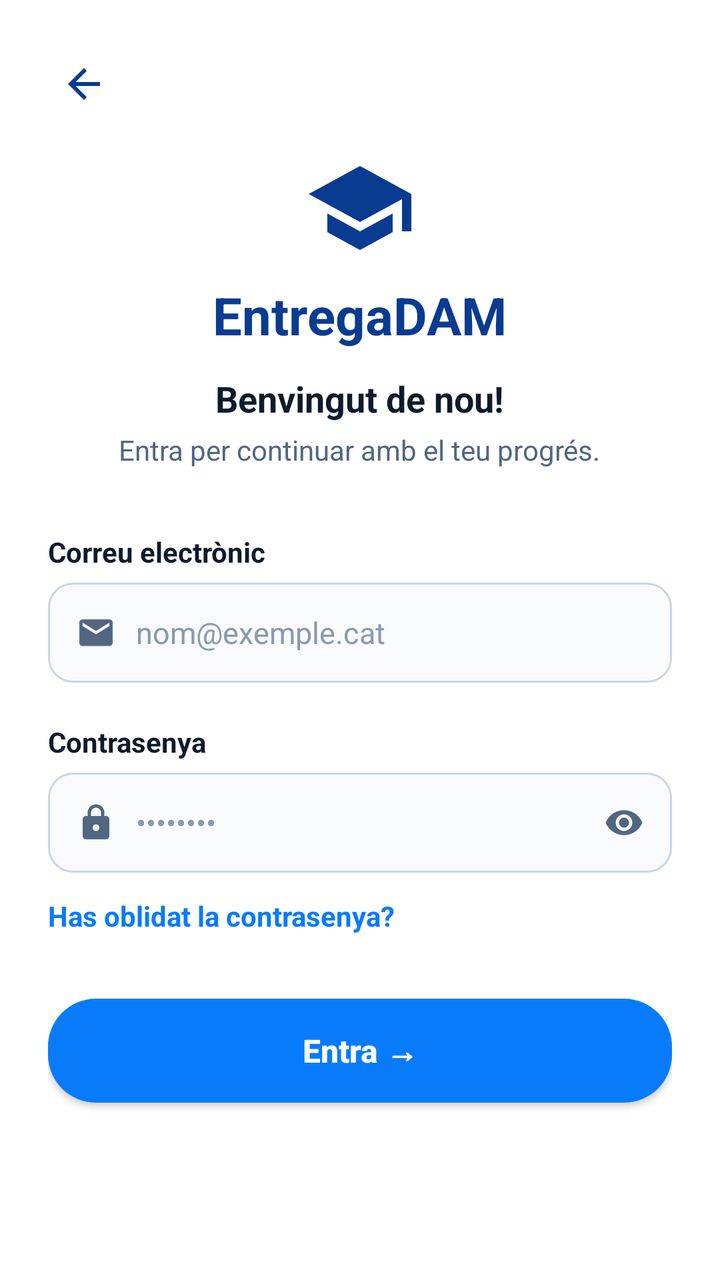
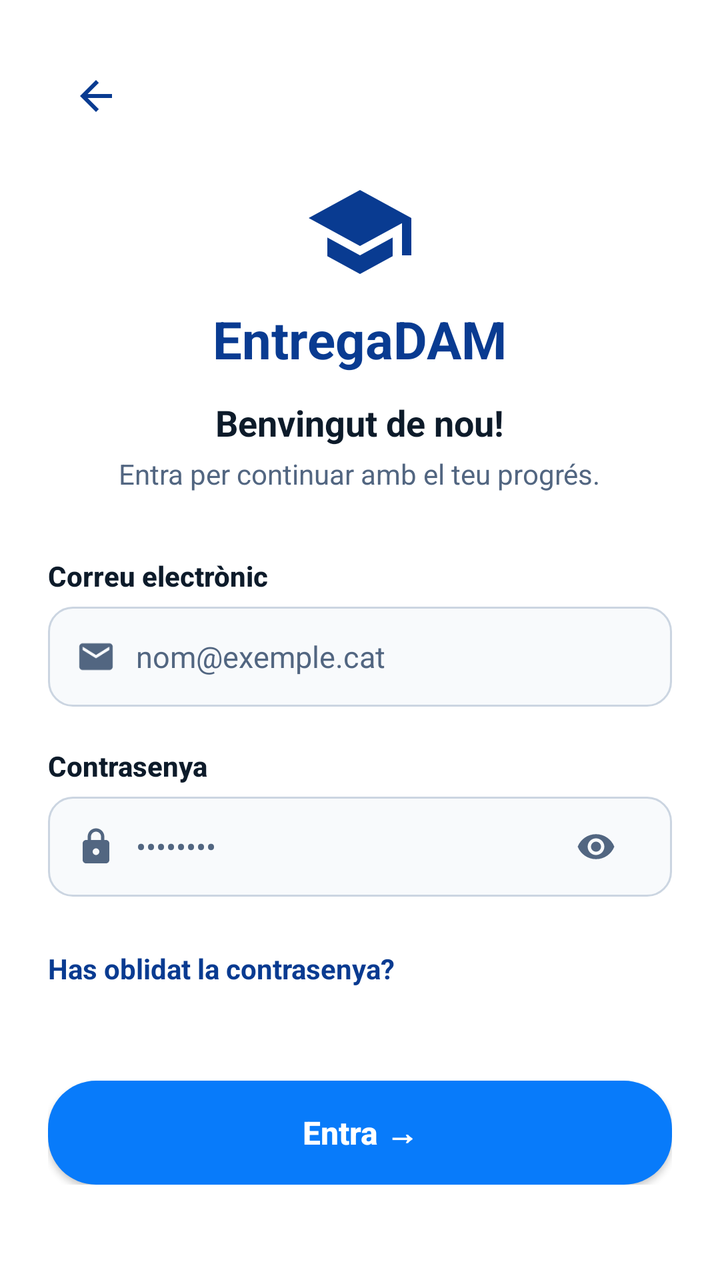

An Android layout rendered at two revisions. The XML below is the earlier revision; the diff shows what the commit changed to produce the second picture.
<!-- AndroidManifest.xml: application theme Theme.Stutager -->
<!-- res/layout/activity_login.xml -->
<?xml version="1.0" encoding="utf-8"?>
<ScrollView xmlns:android="http://schemas.android.com/apk/res/android"
    xmlns:app="http://schemas.android.com/apk/res-auto"
    xmlns:tools="http://schemas.android.com/tools"
    android:layout_width="match_parent"
    android:layout_height="match_parent"
    android:fillViewport="true"
    android:background="@color/white_background"
    tools:context=".LoginActivity">

    <LinearLayout
        android:layout_width="match_parent"
        android:layout_height="wrap_content"
        android:orientation="vertical"
        android:padding="24dp">

        
        <ImageView
            android:id="@+id/btnBack"
            android:layout_width="36dp"
            android:layout_height="36dp"
            android:padding="6dp"
            android:src="@drawable/ic_arrow_back"
            app:tint="@color/dark_blue"
            android:contentDescription="Tornar"
            android:clickable="true"
            android:focusable="true"
            android:background="?attr/selectableItemBackgroundBorderless"/>

        <LinearLayout
            android:layout_width="match_parent"
            android:layout_height="wrap_content"
            android:orientation="vertical"
            android:gravity="center_horizontal"
            android:layout_marginTop="16dp"
            android:layout_marginBottom="32dp">

            
            <ImageView
                android:layout_width="56dp"
                android:layout_height="56dp"
                android:src="@drawable/ic_graduation_cap"
                app:tint="@color/dark_blue"
                android:contentDescription="Graduation Cap"/>

            <TextView
                android:layout_width="wrap_content"
                android:layout_height="wrap_content"
                android:text="@string/app_name"
                android:textSize="26sp"
                android:textStyle="bold"
                android:textColor="@color/dark_blue"
                android:layout_marginTop="8dp"/>

            <TextView
                android:layout_width="wrap_content"
                android:layout_height="wrap_content"
                android:text="@string/login_welcome"
                android:textSize="18sp"
                android:textStyle="bold"
                android:textColor="@color/text_dark"
                android:layout_marginTop="12dp"/>

            <TextView
                android:layout_width="wrap_content"
                android:layout_height="wrap_content"
                android:text="@string/login_subtitle"
                android:textSize="14sp"
                android:textColor="@color/text_gray"
                android:textAlignment="center"
                android:layout_marginTop="4dp"/>
        </LinearLayout>

        
        <TextView
            android:layout_width="wrap_content"
            android:layout_height="wrap_content"
            android:text="@string/label_email"
            android:textSize="14sp"
            android:textColor="@color/text_dark"
            android:textStyle="bold"
            android:layout_marginBottom="6dp"/>

        <LinearLayout
            android:layout_width="match_parent"
            android:layout_height="50dp"
            android:orientation="horizontal"
            android:gravity="center_vertical"
            android:background="@drawable/bg_input_field"
            android:paddingHorizontal="14dp"
            android:layout_marginBottom="20dp">

            <ImageView
                android:layout_width="20dp"
                android:layout_height="20dp"
                android:src="@drawable/ic_email"
                app:tint="@color/text_gray"
                android:contentDescription="Email icon"/>

            <EditText
                android:id="@+id/etEmail"
                android:layout_width="match_parent"
                android:layout_height="match_parent"
                android:hint="@string/hint_email"
                android:inputType="textEmailAddress"
                android:background="@null"
                android:layout_marginStart="10dp"
                android:textSize="15sp"
                android:textColor="@color/text_dark"
                android:textColorHint="@color/text_light_gray"/>
        </LinearLayout>

        
        <TextView
            android:layout_width="wrap_content"
            android:layout_height="wrap_content"
            android:text="@string/label_password"
            android:textSize="14sp"
            android:textColor="@color/text_dark"
            android:textStyle="bold"
            android:layout_marginBottom="6dp"/>

        <LinearLayout
            android:layout_width="match_parent"
            android:layout_height="50dp"
            android:orientation="horizontal"
            android:gravity="center_vertical"
            android:background="@drawable/bg_input_field"
            android:paddingHorizontal="14dp"
            android:layout_marginBottom="12dp">

            <ImageView
                android:layout_width="20dp"
                android:layout_height="20dp"
                android:src="@drawable/ic_lock"
                app:tint="@color/text_gray"
                android:contentDescription="Lock icon"/>

            <EditText
                android:id="@+id/etPassword"
                android:layout_width="0dp"
                android:layout_height="match_parent"
                android:layout_weight="1"
                android:hint="••••••••"
                android:inputType="textPassword"
                android:background="@null"
                android:layout_marginStart="10dp"
                android:textSize="15sp"
                android:textColor="@color/text_dark"
                android:textColorHint="@color/text_light_gray"/>

            <ImageView
                android:id="@+id/btnTogglePassword"
                android:layout_width="20dp"
                android:layout_height="20dp"
                android:src="@drawable/ic_eye"
                app:tint="@color/text_gray"
                android:contentDescription="Toggle password"
                android:clickable="true"
                android:focusable="true"/>
        </LinearLayout>

        
        <TextView
            android:id="@+id/tvForgotPassword"
            android:layout_width="wrap_content"
            android:layout_height="wrap_content"
            android:text="@string/forgot_password"
            android:textSize="14sp"
            android:textColor="@color/primary_blue"
            android:textStyle="bold"
            android:layout_marginBottom="32dp"/>

        
        <androidx.appcompat.widget.AppCompatButton
            android:id="@+id/btnEntra"
            android:layout_width="match_parent"
            android:layout_height="52dp"
            android:text="@string/btn_enter"
            android:textSize="16sp"
            android:textStyle="bold"
            android:textColor="@color/white_background"
            android:textAllCaps="false"
            android:background="@drawable/bg_pill_blue"/>

    </LinearLayout>
</ScrollView>
<!-- resources referenced by this layout -->
<resources>
  <color name="dark_blue">#093B91</color>
  <color name="primary_blue">#087BFA</color>
  <color name="text_dark">#0D1B2A</color>
  <color name="text_gray">#526681</color>
  <color name="text_light_gray">#8A99AD</color>
  <color name="white_background">#FFFFFF</color>
  <!-- drawable bg_input_field (drawable) -->
  <?xml version="1.0" encoding="utf-8"?>
  <shape xmlns:android="http://schemas.android.com/apk/res/android"
      android:shape="rectangle">
      <solid android:color="#F8FAFC" />
      <stroke
          android:width="1dp"
          android:color="@color/input_border" />
      <corners android:radius="12dp" />
  </shape>
  <!-- drawable bg_pill_blue (drawable) -->
  <?xml version="1.0" encoding="utf-8"?>
  <shape xmlns:android="http://schemas.android.com/apk/res/android"
      android:shape="rectangle">
      <solid android:color="@color/primary_blue" />
      <corners android:radius="24dp" />
  </shape>
  <!-- drawable ic_arrow_back (drawable) -->
  <vector xmlns:android="http://schemas.android.com/apk/res/android"
      android:width="24dp"
      android:height="24dp"
      android:viewportWidth="24"
      android:viewportHeight="24">
    <path
        android:fillColor="#093B91"
        android:pathData="M20,11H7.83l5.59,-5.59L12,4l-8,8 8,8 1.41,-1.41L7.83,13H20v-2z"/>
  </vector>
  <!-- drawable ic_email (drawable) -->
  <vector xmlns:android="http://schemas.android.com/apk/res/android"
      android:width="24dp"
      android:height="24dp"
      android:viewportWidth="24"
      android:viewportHeight="24">
    <path
        android:fillColor="#526681"
        android:pathData="M20,4H4c-1.1,0 -1.99,0.9 -1.99,2L2,18c0,1.1 0.9,2 2,2h16c1.1,0 2,-0.9 2,-2V6c0,-1.1 -0.9,-2 -2,-2zM20,8l-8,5 -8,-5V6l8,5 8,-5v2z"/>
  </vector>
  <!-- drawable ic_eye (drawable) -->
  <vector xmlns:android="http://schemas.android.com/apk/res/android"
      android:width="24dp"
      android:height="24dp"
      android:viewportWidth="24"
      android:viewportHeight="24">
    <path
        android:fillColor="#526681"
        android:pathData="M12,4.5C7,4.5 2.73,7.61 1,12c1.73,4.39 6,7.5 11,7.5s9.27,-3.11 11,-7.5c-1.73,-4.39 -6,-7.5 -11,-7.5zM12,17c-2.76,0 -5,-2.24 -5,-5s2.24,-5 5,-5 5,2.24 5,5 -2.24,5 -5,5zM12,9c-1.66,0 -3,1.34 -3,3s1.34,3 3,3 3,-1.34 3,-3 -1.34,-3 -3,-3z"/>
  </vector>
  <!-- drawable ic_graduation_cap (drawable) -->
  <vector xmlns:android="http://schemas.android.com/apk/res/android"
      android:width="48dp"
      android:height="48dp"
      android:viewportWidth="24"
      android:viewportHeight="24">
    <path
        android:fillColor="#087BFA"
        android:pathData="M5,13.18v4L12,21l7,-3.82v-4L12,17L5,13.18zM12,3L1,9l11,6 9,-4.91V17h2V9L12,3z"/>
  </vector>
  <!-- drawable ic_lock (drawable) -->
  <vector xmlns:android="http://schemas.android.com/apk/res/android"
      android:width="24dp"
      android:height="24dp"
      android:viewportWidth="24"
      android:viewportHeight="24">
    <path
        android:fillColor="#526681"
        android:pathData="M18,8h-1V6c0,-2.76 -2.24,-5 -5,-5S7,3.24 7,6v2H6c-1.1,0 -2,0.9 -2,2v10c0,1.1 0.9,2 2,2h12c1.1,0 2,-0.9 2,-2V10c0,-1.1 -0.9,-2 -2,-2zM9,6c0,-1.66 1.34,-3 3,-3s3,1.34 3,3v2H9V6zM12,17c-1.1,0 -2,-0.9 -2,-2s0.9,-2 2,-2 2,0.9 2,2 -0.9,2 -2,2z"/>
  </vector>
  <string name="app_name">EntregaDAM</string>
  <string name="btn_enter">Entra →</string>
  <string name="forgot_password">Has oblidat la contrasenya?</string>
  <string name="hint_email">nom@exemple.cat</string>
  <string name="label_email">Correu electrònic</string>
  <string name="label_password">Contrasenya</string>
  <string name="login_subtitle">Entra per continuar amb el teu progrés.</string>
  <string name="login_welcome">Benvingut de nou!</string>
  <style name="Theme.Stutager" parent="Base.Theme.Stutager" />
  <color name="input_border">#CBD5E1</color>
  <style name="Base.Theme.Stutager" parent="Theme.Material3.DayNight.NoActionBar">
          
          
      </style>
</resources>

<!-- the commit's change to res/layout/activity_login.xml (unified diff, before → after) -->
@@ -4,184 +4,208 @@
     xmlns:tools="http://schemas.android.com/tools"
     android:layout_width="match_parent"
     android:layout_height="match_parent"
+    android:background="@color/white_background"
     android:fillViewport="true"
-    android:background="@color/white_background"
+    android:fitsSystemWindows="true"
     tools:context=".LoginActivity">
 
-    <LinearLayout
+    <androidx.constraintlayout.widget.ConstraintLayout
         android:layout_width="match_parent"
         android:layout_height="wrap_content"
-        android:orientation="vertical"
         android:padding="24dp">
 
-        
-        <ImageView
-            android:id="@+id/btnBack"
-            android:layout_width="36dp"
-            android:layout_height="36dp"
-            android:padding="6dp"
-            android:src="@drawable/ic_arrow_back"
-            app:tint="@color/dark_blue"
-            android:contentDescription="Tornar"
-            android:clickable="true"
-            android:focusable="true"
-            android:background="?attr/selectableItemBackgroundBorderless"/>
-
         <LinearLayout
-            android:layout_width="match_parent"
+            android:layout_width="0dp"
             android:layout_height="wrap_content"
             android:orientation="vertical"
-            android:gravity="center_horizontal"
-            android:layout_marginTop="16dp"
-            android:layout_marginBottom="32dp">
+            app:layout_constraintEnd_toEndOf="parent"
+            app:layout_constraintStart_toStartOf="parent"
+            app:layout_constraintTop_toTopOf="parent"
+            app:layout_constraintWidth_max="480dp">
 
             
             <ImageView
-                android:layout_width="56dp"
-                android:layout_height="56dp"
-                android:src="@drawable/ic_graduation_cap"
-                app:tint="@color/dark_blue"
-                android:contentDescription="Graduation Cap"/>
-
+                android:id="@+id/btnBack"
+                android:layout_width="48dp"
+                android:layout_height="48dp"
+                android:background="?attr/selectableItemBackgroundBorderless"
+                android:clickable="true"
+                android:contentDescription="Tornar"
+                android:focusable="true"
+                android:padding="12dp"
+                android:src="@drawable/ic_arrow_back"
+                app:tint="@color/dark_blue" />
+
+            <LinearLayout
+                android:layout_width="match_parent"
+                android:layout_height="wrap_content"
+                android:layout_marginTop="16dp"
+                android:layout_marginBottom="32dp"
+                android:gravity="center_horizontal"
+                android:orientation="vertical">
+
+                
+                <ImageView
+                    android:layout_width="56dp"
+                    android:layout_height="56dp"
+                    android:contentDescription="Graduation Cap"
+                    android:src="@drawable/ic_graduation_cap"
+                    app:tint="@color/dark_blue" />
+
+                <TextView
+                    android:layout_width="wrap_content"
+                    android:layout_height="wrap_content"
+                    android:layout_marginTop="8dp"
+                    android:text="@string/app_name"
+                    android:textColor="@color/dark_blue"
+                    android:textSize="26sp"
+                    android:textStyle="bold" />
+
+                <TextView
+                    android:layout_width="wrap_content"
+                    android:layout_height="wrap_content"
+                    android:layout_marginTop="12dp"
+                    android:text="@string/login_welcome"
+                    android:textColor="@color/text_dark"
+                    android:textSize="18sp"
+                    android:textStyle="bold" />
+
+                <TextView
+                    android:layout_width="wrap_content"
+                    android:layout_height="wrap_content"
+                    android:layout_marginTop="4dp"
+                    android:text="@string/login_subtitle"
+                    android:textAlignment="center"
+                    android:textColor="@color/text_gray"
+                    android:textSize="14sp" />
+            </LinearLayout>
+
+            
             <TextView
+                android:id="@+id/labelEmail"
                 android:layout_width="wrap_content"
                 android:layout_height="wrap_content"
-                android:text="@string/app_name"
-                android:textSize="26sp"
-                android:textStyle="bold"
+                android:layout_marginBottom="6dp"
+                android:fontFamily="sans-serif-medium"
+                android:labelFor="@+id/etEmail"
+                android:text="@string/label_email"
+                android:textColor="@color/text_dark"
+                android:textSize="14sp"
+                android:textStyle="bold" />
+
+            <LinearLayout
+                android:layout_width="match_parent"
+                android:layout_height="50dp"
+                android:layout_marginBottom="20dp"
+                android:background="@drawable/bg_input_field"
+                android:gravity="center_vertical"
+                android:orientation="horizontal"
+                android:paddingHorizontal="14dp">
+
+                <ImageView
+                    android:layout_width="20dp"
+                    android:layout_height="20dp"
+                    android:contentDescription="Email icon"
+                    android:src="@drawable/ic_email"
+                    app:tint="@color/text_gray" />
+
+                <EditText
+                    android:id="@+id/etEmail"
+                    android:layout_width="match_parent"
+                    android:layout_height="match_parent"
+                    android:layout_marginStart="10dp"
+                    android:autofillHints="emailAddress"
+                    android:background="@null"
+                    android:hint="@string/hint_email"
+                    android:inputType="textEmailAddress"
+                    android:textColor="@color/text_dark"
+                    android:textColorHint="@color/text_gray"
+                    android:textSize="15sp" />
+            </LinearLayout>
+
+            
+            <TextView
+                android:id="@+id/labelPassword"
+                android:layout_width="wrap_content"
+                android:layout_height="wrap_content"
+                android:layout_marginBottom="6dp"
+                android:fontFamily="sans-serif-medium"
+                android:labelFor="@+id/etPassword"
+                android:text="@string/label_password"
+                android:textColor="@color/text_dark"
+                android:textSize="14sp"
+                android:textStyle="bold" />
+
+            <LinearLayout
+                android:layout_width="match_parent"
+                android:layout_height="50dp"
+                android:layout_marginBottom="12dp"
+                android:background="@drawable/bg_input_field"
+                android:gravity="center_vertical"
+                android:orientation="horizontal"
+                android:paddingHorizontal="14dp">
+
+                <ImageView
+                    android:layout_width="20dp"
+                    android:layout_height="20dp"
+                    android:contentDescription="Lock icon"
+                    android:src="@drawable/ic_lock"
+                    app:tint="@color/text_gray" />
+
+                <EditText
+                    android:id="@+id/etPassword"
+                    android:layout_width="0dp"
+                    android:layout_height="match_parent"
+                    android:layout_marginStart="10dp"
+                    android:layout_weight="1"
+                    android:autofillHints="password"
+                    android:background="@null"
+                    android:hint="••••••••"
+                    android:inputType="textPassword"
+                    android:textColor="@color/text_dark"
+                    android:textColorHint="@color/text_gray"
+                    android:textSize="15sp" />
+
+                <ImageView
+                    android:id="@+id/btnTogglePassword"
+                    android:layout_width="48dp"
+                    android:layout_height="48dp"
+                    android:background="?attr/selectableItemBackgroundBorderless"
+                    android:clickable="true"
+                    android:contentDescription="Toggle password"
+                    android:focusable="true"
+                    android:padding="14dp"
+                    android:src="@drawable/ic_eye"
+                    app:tint="@color/text_gray" />
+            </LinearLayout>
+
+            
+            <TextView
+                android:id="@+id/tvForgotPassword"
+                android:layout_width="wrap_content"
+                android:layout_height="wrap_content"
+                android:layout_marginBottom="32dp"
+                android:minHeight="48dp"
+                android:gravity="center_vertical"
+                android:text="@string/forgot_password"
                 android:textColor="@color/dark_blue"
-                android:layout_marginTop="8dp"/>
-
-            <TextView
-                android:layout_width="wrap_content"
-                android:layout_height="wrap_content"
-                android:text="@string/login_welcome"
-                android:textSize="18sp"
-                android:textStyle="bold"
-                android:textColor="@color/text_dark"
-                android:layout_marginTop="12dp"/>
-
-            <TextView
-                android:layout_width="wrap_content"
-                android:layout_height="wrap_content"
-                android:text="@string/login_subtitle"
                 android:textSize="14sp"
-                android:textColor="@color/text_gray"
-                android:textAlignment="center"
-                android:layout_marginTop="4dp"/>
+                android:textStyle="bold" />
+
+            
+            <androidx.appcompat.widget.AppCompatButton
+                android:id="@+id/btnEntra"
+                android:layout_width="match_parent"
+                android:layout_height="52dp"
+                android:layout_gravity="center_horizontal"
+                android:background="@drawable/bg_pill_blue"
+                android:maxWidth="360dp"
+                android:textAllCaps="false"
+                android:text="@string/btn_enter"
+                android:textColor="@color/white_background"
+                android:textSize="16sp"
+                android:textStyle="bold" />
+
         </LinearLayout>
-
-        
-        <TextView
-            android:layout_width="wrap_content"
-            android:layout_height="wrap_content"
-            android:text="@string/label_email"
-            android:textSize="14sp"
-            android:textColor="@color/text_dark"
-            android:textStyle="bold"
-            android:layout_marginBottom="6dp"/>
-
-        <LinearLayout
-            android:layout_width="match_parent"
-            android:layout_height="50dp"
-            android:orientation="horizontal"
-            android:gravity="center_vertical"
-            android:background="@drawable/bg_input_field"
-            android:paddingHorizontal="14dp"
-            android:layout_marginBottom="20dp">
-
-            <ImageView
-                android:layout_width="20dp"
-                android:layout_height="20dp"
-                android:src="@drawable/ic_email"
-                app:tint="@color/text_gray"
-                android:contentDescription="Email icon"/>
-
-            <EditText
-                android:id="@+id/etEmail"
-                android:layout_width="match_parent"
-                android:layout_height="match_parent"
-                android:hint="@string/hint_email"
-                android:inputType="textEmailAddress"
-                android:background="@null"
-                android:layout_marginStart="10dp"
-                android:textSize="15sp"
-                android:textColor="@color/text_dark"
-                android:textColorHint="@color/text_light_gray"/>
-        </LinearLayout>
-
-        
-        <TextView
-            android:layout_width="wrap_content"
-            android:layout_height="wrap_content"
-            android:text="@string/label_password"
-            android:textSize="14sp"
-            android:textColor="@color/text_dark"
-            android:textStyle="bold"
-            android:layout_marginBottom="6dp"/>
-
-        <LinearLayout
-            android:layout_width="match_parent"
-            android:layout_height="50dp"
-            android:orientation="horizontal"
-            android:gravity="center_vertical"
-            android:background="@drawable/bg_input_field"
-            android:paddingHorizontal="14dp"
-            android:layout_marginBottom="12dp">
-
-            <ImageView
-                android:layout_width="20dp"
-                android:layout_height="20dp"
-                android:src="@drawable/ic_lock"
-                app:tint="@color/text_gray"
-                android:contentDescription="Lock icon"/>
-
-            <EditText
-                android:id="@+id/etPassword"
-                android:layout_width="0dp"
-                android:layout_height="match_parent"
-                android:layout_weight="1"
-                android:hint="••••••••"
-                android:inputType="textPassword"
-                android:background="@null"
-                android:layout_marginStart="10dp"
-                android:textSize="15sp"
-                android:textColor="@color/text_dark"
-                android:textColorHint="@color/text_light_gray"/>
-
-            <ImageView
-                android:id="@+id/btnTogglePassword"
-                android:layout_width="20dp"
-                android:layout_height="20dp"
-                android:src="@drawable/ic_eye"
-                app:tint="@color/text_gray"
-                android:contentDescription="Toggle password"
-                android:clickable="true"
-                android:focusable="true"/>
-        </LinearLayout>
-
-        
-        <TextView
-            android:id="@+id/tvForgotPassword"
-            android:layout_width="wrap_content"
-            android:layout_height="wrap_content"
-            android:text="@string/forgot_password"
-            android:textSize="14sp"
-            android:textColor="@color/primary_blue"
-            android:textStyle="bold"
-            android:layout_marginBottom="32dp"/>
-
-        
-        <androidx.appcompat.widget.AppCompatButton
-            android:id="@+id/btnEntra"
-            android:layout_width="match_parent"
-            android:layout_height="52dp"
-            android:text="@string/btn_enter"
-            android:textSize="16sp"
-            android:textStyle="bold"
-            android:textColor="@color/white_background"
-            android:textAllCaps="false"
-            android:background="@drawable/bg_pill_blue"/>
-
-    </LinearLayout>
+    </androidx.constraintlayout.widget.ConstraintLayout>
 </ScrollView>
<!-- resource entries referenced after the edit -->
@@ -4,7 +4,6 @@
   <color name="primary_blue">#087BFA</color>
   <color name="text_dark">#0D1B2A</color>
   <color name="text_gray">#526681</color>
-  <color name="text_light_gray">#8A99AD</color>
   <color name="white_background">#FFFFFF</color>
   <!-- drawable bg_input_field (drawable) -->
   <?xml version="1.0" encoding="utf-8"?>
